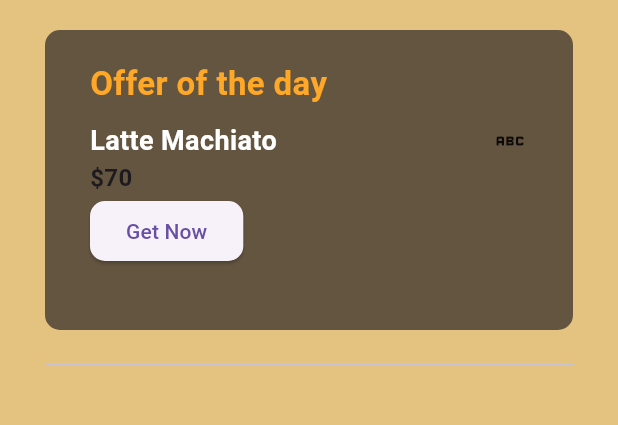
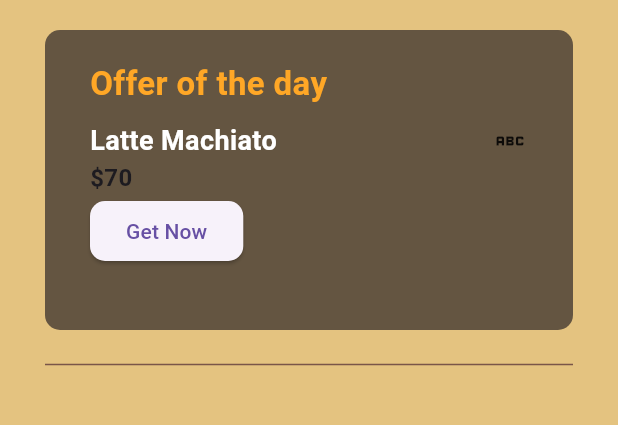
Before and after one commit to robindevelops/Just-Coffee, a Flutter app: the screen it shows after launch, on a phone screen of 412 x 824 dp, the part 84-509 px from its top. Run offline on Flutter 3.47's test engine with Material 3 defaults, Android fonts, the light colour scheme and no system bars.

Commit message:
divider change

```diff
--- a/lib/HomeScreen.dart
+++ b/lib/HomeScreen.dart
@@ -38,7 +38,9 @@ class _HomeScreenState extends State<HomeScreen> {
           children: [
             OfferCard(),
             SizedBox(height: 15),
-            Divider(),
+            Divider(
+              color: Colors.brown,
+            ),
           ],
         ),
       ),
```
